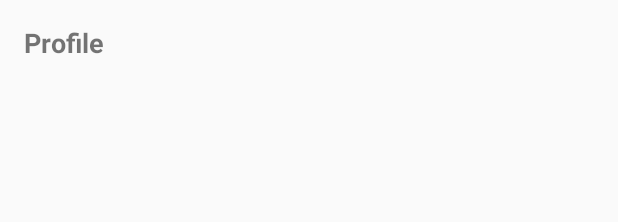
After one commit to Patrick-Sorensen/Perception-Check, an Android app: the layout activity_profile.xml on its own in the app's theme, with its tools: preview values and no code run, on a phone screen of 412 x 824 dp. The commit adds this screen. Shown: the top 222 px of the screen. Run offline under Robolectric (Android 15) with nearby library versions, the phone set to English and light mode, and no system bars.

Commit message:
Added Profile Activity

```diff
--- a/app/build.gradle
+++ b/app/build.gradle
@@ -31,7 +31,7 @@ dependencies {
     implementation 'androidx.core:core-ktx:1.3.1'
     implementation 'androidx.appcompat:appcompat:1.2.0'
     implementation 'androidx.constraintlayout:constraintlayout:2.0.1'
-    implementation 'com.google.firebase:firebase-auth:16.0.5'
+    implementation 'com.google.firebase:firebase-auth-ktx:19.3.2'
     testImplementation 'junit:junit:4.12'
     androidTestImplementation 'androidx.test.ext:junit:1.1.2'
     androidTestImplementation 'androidx.test.espresso:espresso-core:3.3.0'
--- a/app/src/main/AndroidManifest.xml
+++ b/app/src/main/AndroidManifest.xml
@@ -18,6 +18,8 @@
         </activity>
         <activity android:name=".LoginActivity">
         </activity>
+        <activity android:name=".ProfileActivity">
+        </activity>
     </application>
 
 </manifest>
--- /dev/null
+++ b/app/src/main/res/layout/activity_profile.xml
@@ -0,0 +1,21 @@
+<?xml version="1.0" encoding="utf-8"?>
+<androidx.constraintlayout.widget.ConstraintLayout
+    xmlns:android="http://schemas.android.com/apk/res/android"
+    xmlns:app="http://schemas.android.com/apk/res-auto"
+    xmlns:tools="http://schemas.android.com/tools"
+    android:layout_width="match_parent"
+    android:layout_height="match_parent">
+
+    <TextView
+        android:id="@+id/textView2"
+        android:layout_width="wrap_content"
+        android:layout_height="wrap_content"
+        android:layout_marginStart="16dp"
+        android:layout_marginLeft="16dp"
+        android:layout_marginTop="16dp"
+        android:text="Profile"
+        android:textSize="18sp"
+        android:textStyle="bold"
+        app:layout_constraintStart_toStartOf="parent"
+        app:layout_constraintTop_toTopOf="parent" />
+</androidx.constraintlayout.widget.ConstraintLayout>
```
Also changed, not shown: app/src/main/java/com/example/perceptioncheck/LoginActivity.kt (+44 -7 lines), app/src/main/java/com/example/perceptioncheck/MainActivity.kt (+15 -3 lines), app/src/main/java/com/example/perceptioncheck/ProfileActivity.kt (added, +11 -0 lines).
